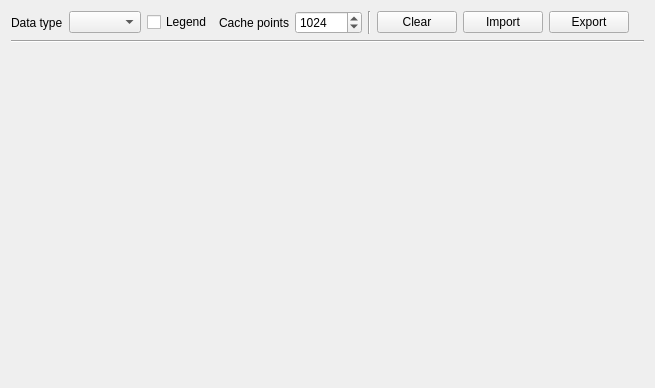
Old version of the form Source/IO/UI/DataVisualization/2D/ChartsUiSettings.ui in the repository x-tools-author/x-tools.
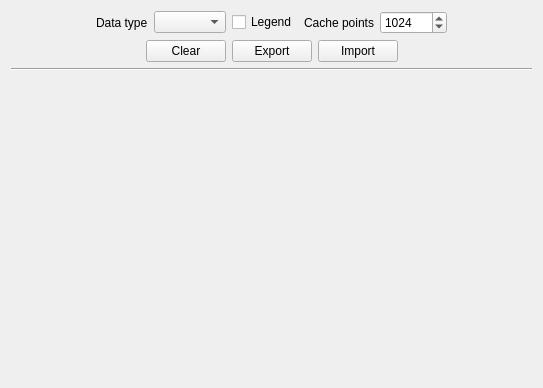
New version of the form.

What changed in the file:
```diff
--- a/Source/IO/UI/DataVisualization/2D/ChartsUiSettings.ui
+++ b/Source/IO/UI/DataVisualization/2D/ChartsUiSettings.ui
@@ -6,7 +6,7 @@
    <rect>
     <x>0</x>
     <y>0</y>
-    <width>655</width>
+    <width>543</width>
     <height>388</height>
    </rect>
   </property>
@@ -14,89 +14,103 @@
    <string notr="true">Form</string>
   </property>
   <layout class="QGridLayout" name="gridLayout">
-   <item row="0" column="1">
-    <widget class="QComboBox" name="comboBoxDataType"/>
-   </item>
-   <item row="0" column="6">
+   <item row="1" column="0">
+    <layout class="QHBoxLayout" name="horizontalLayout">
+     <item>
+      <spacer name="horizontalSpacer_2">
+       <property name="orientation">
+        <enum>Qt::Orientation::Horizontal</enum>
+       </property>
+       <property name="sizeHint" stdset="0">
+        <size>
+         <width>40</width>
+         <height>20</height>
+        </size>
+       </property>
+      </spacer>
+     </item>
+     <item>
     <widget class="QPushButton" name="pushButtonClear">
      <property name="text">
       <string>Clear</string>
      </property>
     </widget>
    </item>
-   <item row="0" column="5">
-    <widget class="Line" name="line_2">
-     <property name="orientation">
-      <enum>Qt::Orientation::Vertical</enum>
+     <item>
+      <widget class="QPushButton" name="pushButtonExport">
+       <property name="text">
+        <string>Export</string>
      </property>
     </widget>
    </item>
-   <item row="2" column="0" colspan="10">
-    <widget class="QWidget" name="widgetControl" native="true">
-     <property name="sizePolicy">
-      <sizepolicy hsizetype="Preferred" vsizetype="Expanding">
-       <horstretch>0</horstretch>
-       <verstretch>0</verstretch>
-      </sizepolicy>
+     <item>
+      <widget class="QPushButton" name="pushButtonImport">
+       <property name="text">
+        <string>Import</string>
      </property>
     </widget>
    </item>
-   <item row="1" column="0" colspan="10">
-    <widget class="Line" name="line">
+     <item>
+      <spacer name="horizontalSpacer_4">
      <property name="orientation">
       <enum>Qt::Orientation::Horizontal</enum>
      </property>
-    </widget>
+       <property name="sizeHint" stdset="0">
+        <size>
+         <width>40</width>
+         <height>20</height>
+        </size>
+       </property>
+      </spacer>
+     </item>
+    </layout>
    </item>
    <item row="0" column="0">
+    <layout class="QHBoxLayout" name="horizontalLayout_2">
+     <item>
+      <spacer name="horizontalSpacer">
+       <property name="orientation">
+        <enum>Qt::Orientation::Horizontal</enum>
+       </property>
+       <property name="sizeHint" stdset="0">
+        <size>
+         <width>40</width>
+         <height>20</height>
+        </size>
+       </property>
+      </spacer>
+     </item>
+     <item>
     <widget class="QLabel" name="label">
+       <property name="sizePolicy">
+        <sizepolicy hsizetype="Fixed" vsizetype="Preferred">
+         <horstretch>0</horstretch>
+         <verstretch>0</verstretch>
+        </sizepolicy>
+       </property>
      <property name="text">
       <string>Data type</string>
      </property>
     </widget>
    </item>
-   <item row="0" column="8">
-    <widget class="QPushButton" name="pushButtonExport">
-     <property name="text">
-      <string>Export</string>
-     </property>
-    </widget>
-   </item>
-   <item row="0" column="2">
+     <item>
+      <widget class="QComboBox" name="comboBoxDataType"/>
+     </item>
+     <item>
     <widget class="QCheckBox" name="checkBoxLegend">
      <property name="text">
       <string>Legend</string>
      </property>
     </widget>
    </item>
-   <item row="0" column="7">
-    <widget class="QPushButton" name="pushButtonImport">
-     <property name="text">
-      <string>Import</string>
-     </property>
-    </widget>
-   </item>
-   <item row="0" column="3">
+     <item>
     <widget class="QLabel" name="label_2">
      <property name="text">
       <string>Cache points</string>
      </property>
     </widget>
    </item>
-   <item row="0" column="9">
-    <spacer name="horizontalSpacer">
-     <property name="orientation">
-      <enum>Qt::Orientation::Horizontal</enum>
-     </property>
-     <property name="sizeHint" stdset="0">
-      <size>
-       <width>40</width>
-       <height>20</height>
-      </size>
-     </property>
-    </spacer>
-   </item>
-   <item row="0" column="4">
+     <item>
     <widget class="QSpinBox" name="spinBoxCachePoints">
      <property name="minimum">
       <number>1</number>
@@ -106,6 +120,38 @@
      </property>
      <property name="value">
       <number>1024</number>
+       </property>
+      </widget>
+     </item>
+     <item>
+      <spacer name="horizontalSpacer_3">
+       <property name="orientation">
+        <enum>Qt::Orientation::Horizontal</enum>
+       </property>
+       <property name="sizeHint" stdset="0">
+        <size>
+         <width>40</width>
+         <height>20</height>
+        </size>
+       </property>
+      </spacer>
+     </item>
+    </layout>
+   </item>
+   <item row="2" column="0">
+    <widget class="Line" name="line">
+     <property name="orientation">
+      <enum>Qt::Orientation::Horizontal</enum>
+     </property>
+    </widget>
+   </item>
+   <item row="3" column="0">
+    <widget class="QWidget" name="widgetControl" native="true">
+     <property name="sizePolicy">
+      <sizepolicy hsizetype="Preferred" vsizetype="Expanding">
+       <horstretch>0</horstretch>
+       <verstretch>0</verstretch>
+      </sizepolicy>
      </property>
     </widget>
    </item>
```
Lines whose indentation alone changed are shown as unchanged.
